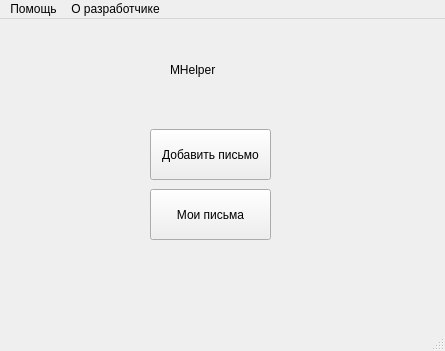
This is draft designs/main.ui in arekalov/Mhelper as Qt 5 draws it before an edit. The edited form follows.
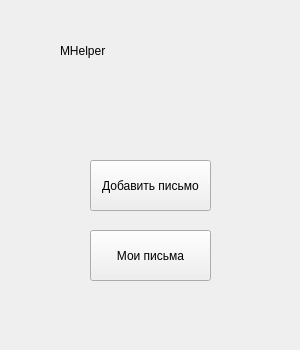
This is the edited form.

```diff
--- a/draft designs/main.ui
+++ b/draft designs/main.ui
@@ -6,10 +6,16 @@
    <rect>
     <x>0</x>
     <y>0</y>
-    <width>445</width>
-    <height>351</height>
+    <width>300</width>
+    <height>350</height>
    </rect>
   </property>
+  <property name="maximumSize">
+   <size>
+    <width>300</width>
+    <height>350</height>
+   </size>
+  </property>
   <property name="windowTitle">
    <string>Основное окно</string>
   </property>
@@ -17,7 +23,7 @@
    <widget class="QLabel" name="label">
     <property name="geometry">
      <rect>
-      <x>170</x>
+      <x>60</x>
       <y>20</y>
       <width>191</width>
       <height>61</height>
@@ -30,8 +36,8 @@
    <widget class="QPushButton" name="pushButton">
     <property name="geometry">
      <rect>
-      <x>150</x>
-      <y>110</y>
+      <x>90</x>
+      <y>160</y>
       <width>121</width>
       <height>51</height>
      </rect>
@@ -43,8 +49,8 @@
    <widget class="QPushButton" name="pushButton_2">
     <property name="geometry">
      <rect>
-      <x>150</x>
-      <y>170</y>
+      <x>90</x>
+      <y>230</y>
       <width>121</width>
       <height>51</height>
      </rect>
@@ -54,29 +60,6 @@
     </property>
    </widget>
   </widget>
-  <widget class="QMenuBar" name="menubar">
-   <property name="geometry">
-    <rect>
-     <x>0</x>
-     <y>0</y>
-     <width>445</width>
-     <height>21</height>
-    </rect>
-   </property>
-   <widget class="QMenu" name="menu">
-    <property name="title">
-     <string>О разработчике</string>
-    </property>
-   </widget>
-   <widget class="QMenu" name="menu_2">
-    <property name="title">
-     <string>Помощь</string>
-    </property>
-   </widget>
-   <addaction name="menu_2"/>
-   <addaction name="menu"/>
-  </widget>
-  <widget class="QStatusBar" name="statusbar"/>
  </widget>
  <resources/>
  <connections/>
```
Left out of the diff: 6 changed lines with no effect on the pictures.
